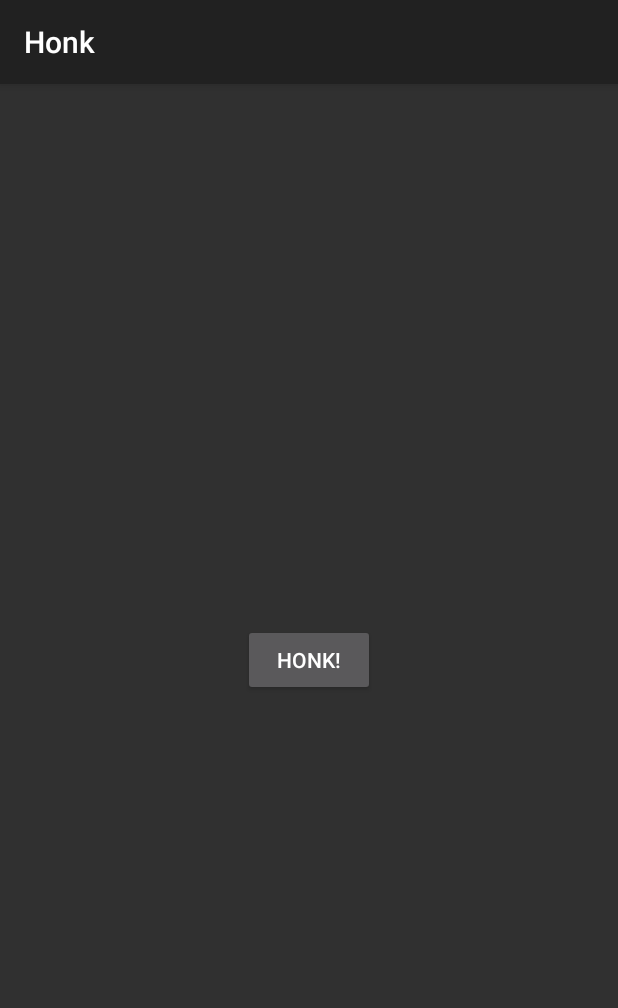
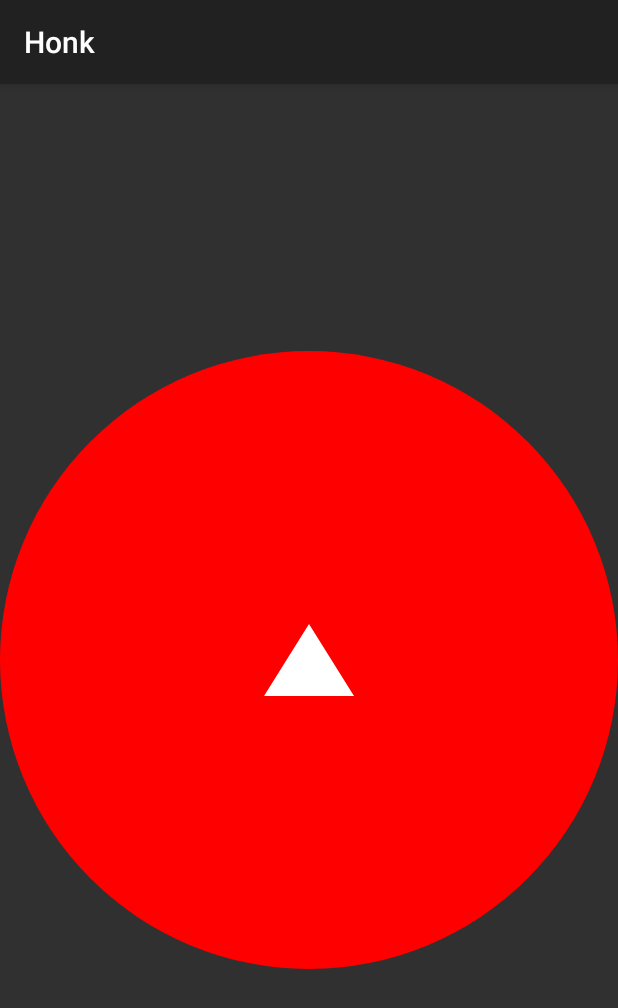
Before and after one commit to pyslop/honk, an Android app: the screen it shows after launch (MainActivity), on a phone screen of 412 x 824 dp. Shown: the top 1008 px of the screen. Run offline under Robolectric (Android 15) with nearby library versions, the phone set to English and light mode, and no system bars.

Commit message:
Refactor honk button to use AppCompatImageButton and update layout with circular background

```diff
--- a/app/src/main/java/com/example/honk/MainActivity.kt
+++ b/app/src/main/java/com/example/honk/MainActivity.kt
@@ -4,6 +4,7 @@ import android.media.MediaPlayer
 import android.os.Bundle
 import android.widget.Button
 import androidx.appcompat.app.AppCompatActivity
+import androidx.appcompat.widget.AppCompatImageButton
 
 class MainActivity : AppCompatActivity() {
     private var mediaPlayer: MediaPlayer? = null
@@ -12,7 +13,8 @@ class MainActivity : AppCompatActivity() {
         super.onCreate(savedInstanceState)
         setContentView(R.layout.activity_main)
 
-        findViewById<Button>(R.id.honkButton).setOnClickListener {
+        val honkButton = findViewById<AppCompatImageButton>(R.id.honkButton)
+        honkButton.setOnClickListener {
             playHonk()
         }
     }
--- /dev/null
+++ b/app/src/main/res/drawable/circular_button.xml
@@ -0,0 +1,9 @@
+<?xml version="1.0" encoding="utf-8"?>
+<ripple xmlns:android="http://schemas.android.com/apk/res/android"
+    android:color="#40000000">
+    <item>
+        <shape android:shape="oval">
+            <solid android:color="#FF0000" />
+        </shape>
+    </item>
+</ripple>
--- a/app/src/main/res/layout/activity_main.xml
+++ b/app/src/main/res/layout/activity_main.xml
@@ -5,11 +5,17 @@
     android:layout_width="match_parent"
     android:layout_height="match_parent">
 
-    <Button
+    <androidx.appcompat.widget.AppCompatImageButton
         android:id="@+id/honkButton"
-        android:layout_width="wrap_content"
-        android:layout_height="wrap_content"
-        android:text="HONK!"
+        android:layout_width="0dp"
+        android:layout_height="0dp"
+        android:background="@drawable/circular_button"
+        android:src="@drawable/ic_launcher"
+        android:contentDescription="@string/honk_button_description"
+        android:padding="16dp"
+        app:layout_constraintDimensionRatio="1:1"
+        app:layout_constraintWidth_percent="0.7"
+        app:layout_constraintHeight_percent="0.7"
         app:layout_constraintBottom_toBottomOf="parent"
         app:layout_constraintLeft_toLeftOf="parent"
         app:layout_constraintRight_toRightOf="parent"
```
